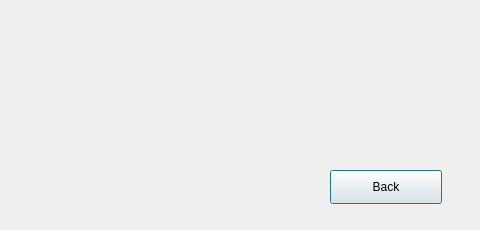
This is historyr.ui in SuperbusyMuxiaolin/exp as Qt 5 draws it before an edit. The edited form follows.
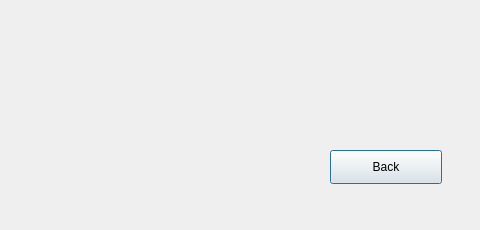
This is the edited form.

```diff
--- a/historyr.ui
+++ b/historyr.ui
@@ -17,7 +17,7 @@
    <property name="geometry">
     <rect>
      <x>330</x>
-     <y>170</y>
+     <y>150</y>
      <width>112</width>
      <height>34</height>
     </rect>
```
